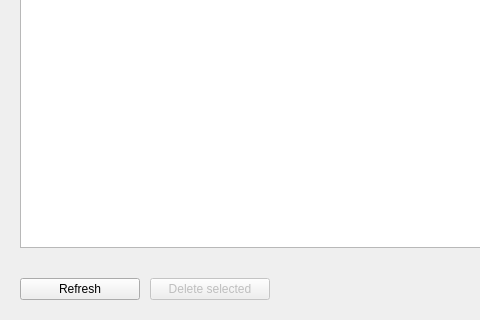
This is component/GuiManager/src/containers/GitCredentialsContainer.ui in Sourcerer-Team/Sourcerer as Qt 5 draws it before an edit; both pictures show x 0 to 480 and y 280 to 600 of the 800 by 600 pixel window. The edited form follows.
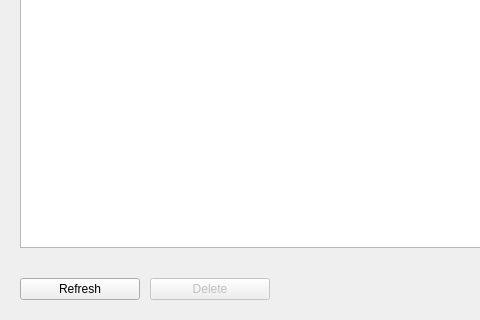
This is the edited form.

Commit message: Removed applink.c from compilation on Linux. Changes "Delete selected" buttons text to "Delete".

The edit to the form file:
```diff
--- a/component/GuiManager/src/containers/GitCredentialsContainer.ui
+++ b/component/GuiManager/src/containers/GitCredentialsContainer.ui
@@ -113,7 +113,7 @@
         </size>
        </property>
        <property name="text">
-        <string>Delete selected</string>
+        <string>Delete</string>
        </property>
       </widget>
      </item>
```
The commit also changes 3 other files.
